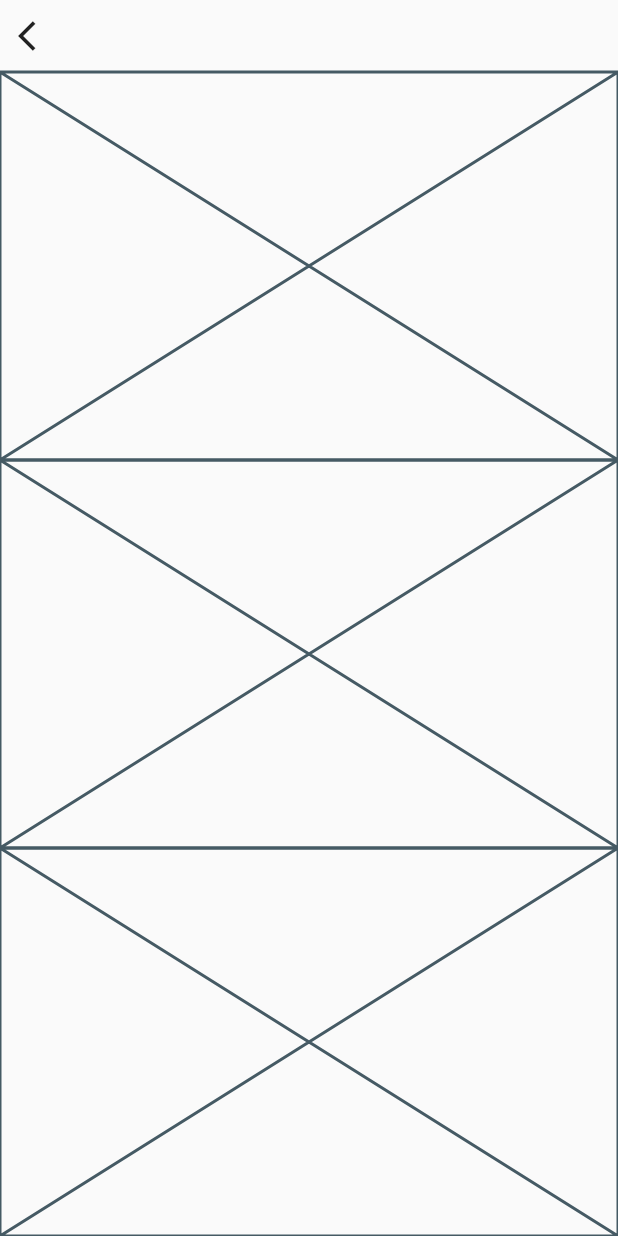
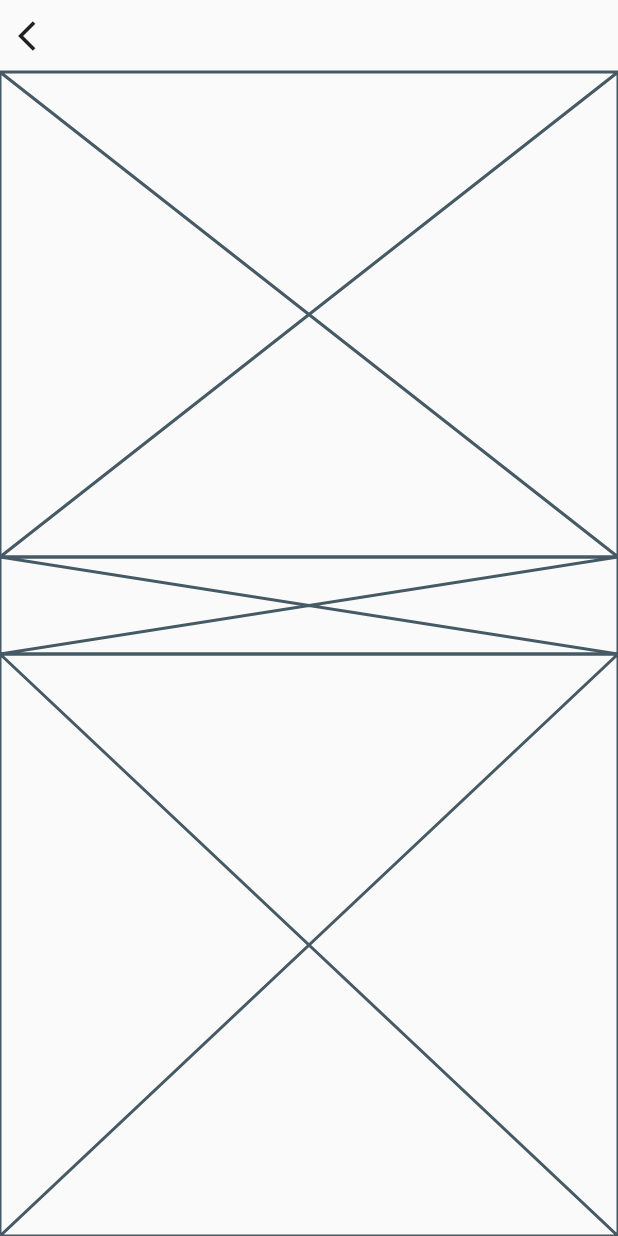
Before and after one commit to JAICHANGPARK/flutter_notebook_11th_story, a Flutter app: the IrysProfilePage screen opened directly, on a phone screen of 412 x 824 dp. Run offline on Flutter 3.47's test engine with Material 2 defaults, Android fonts, the phone set to English and light mode, and no system bars; our stand-ins replace backdrop, badges, flutter_inner_drawer, flutter_slidable, flutter_swiper, google_fonts; network calls fail.

Commit message:
Update irys_profile_page.dart

```diff
--- a/lib/ep727_irys_mobile_app/ui/irys_profile_page.dart
+++ b/lib/ep727_irys_mobile_app/ui/irys_profile_page.dart
@@ -18,9 +18,9 @@ class _IrysProfilePageState extends State<IrysProfilePage> {
               Navigator.of(context).pop();
 
             }, icon: Icon(Icons.arrow_back_ios)),
-            Expanded(child: Placeholder()),
-            Expanded(child: Placeholder()),
-            Expanded(child: Placeholder()),
+            Expanded(child: Placeholder(), flex: 5,),
+            Expanded(child: Placeholder(), flex: 1,),
+            Expanded(child: Placeholder(), flex: 6,),
           ],
         ),
       ),
```
